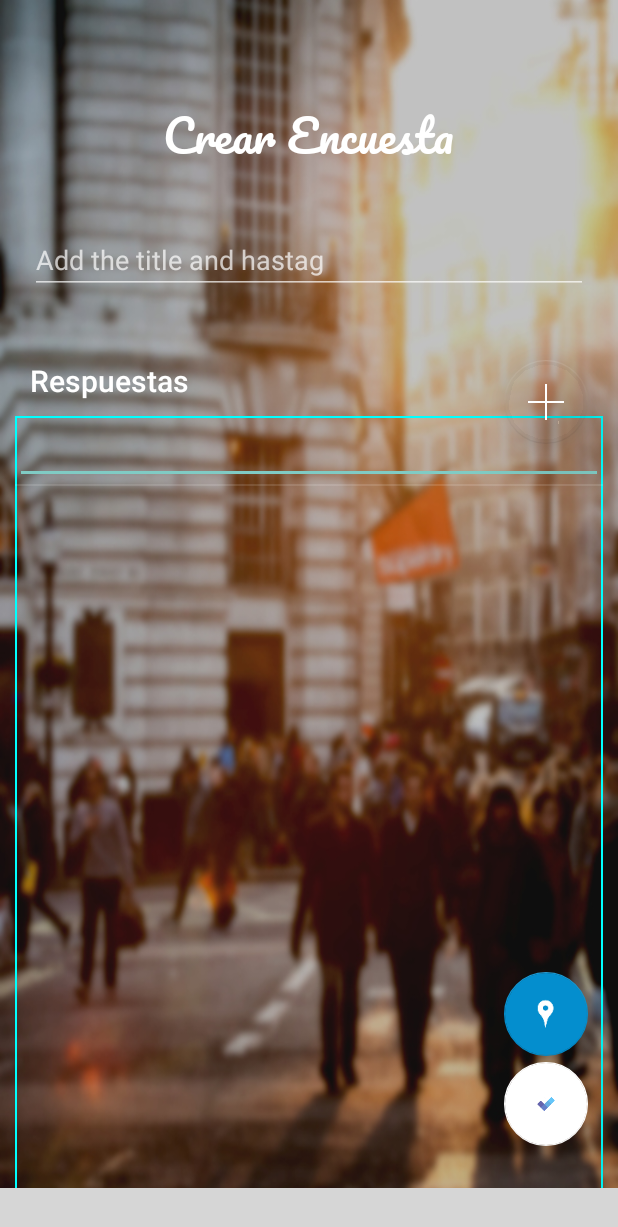
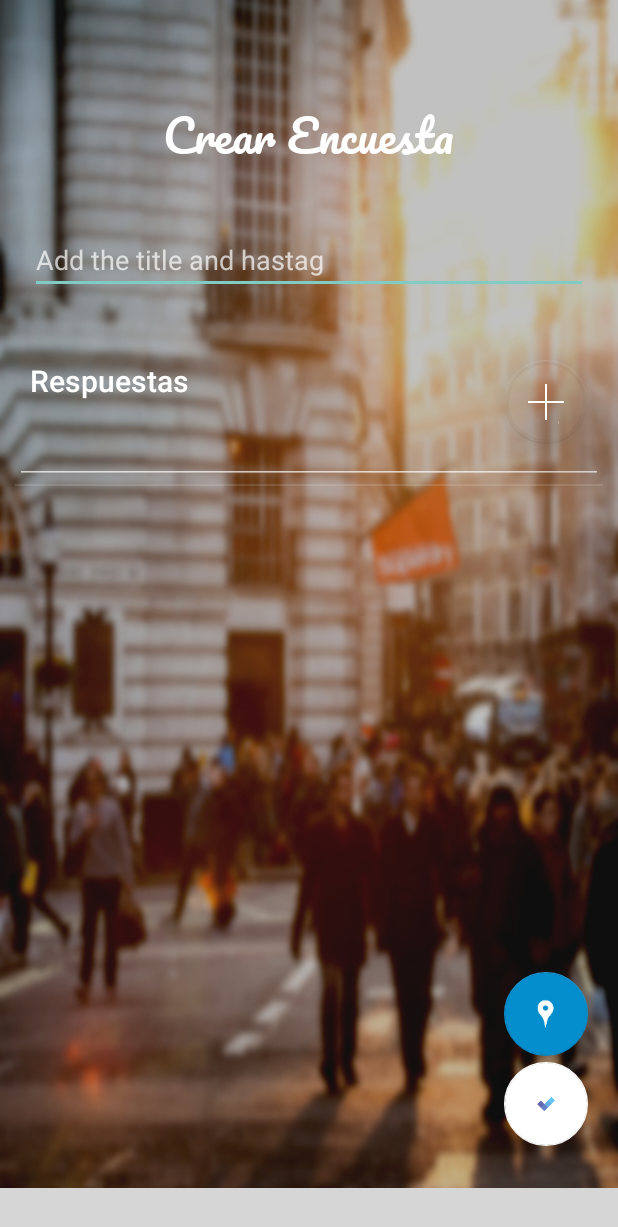
Before and after one commit to echosergio/voteitup, an Android app: the CreatePollActivity screen opened directly, with no data from a screen before it, on a phone screen of 412 x 824 dp. Shown: the top 1227 px of the screen. Run offline under Robolectric (Android 15) with nearby library versions, the light colour scheme and no system bars; libraries missing offline, so code that uses them is left out: com.ittianyu.bottomnavigationviewex, kotlinx.coroutines.experimental; plain views replace BottomNavigationViewEx; grey boxes are pictures that could not be loaded.

Commit message:
create pools, ok, Pending to check if polls are overwritten if Id is not set. Hot to get the userId?

```diff
--- a/App/VoteItUp/app/src/main/res/drawable-anydpi/border_ui.xml
+++ /dev/null
@@ -1,10 +0,0 @@
-<?xml version="1.0" encoding="utf-8"?>
-<shape xmlns:android="http://schemas.android.com/apk/res/android"
-    android:shape="rectangle"
-
-    android:layout_height="wrap_content"
-     android:layout_width="wrap_content">
-    <!-- use this for transparent -->
-    <solid android:color="#00000000" />
-    <stroke android:width="2px" android:color="#ff00ffff"/>
-</shape>
--- a/App/VoteItUp/app/src/main/res/layout/activity_create_poll.xml
+++ b/App/VoteItUp/app/src/main/res/layout/activity_create_poll.xml
@@ -9,7 +9,6 @@
         android:gravity="top|start"
         android:orientation="vertical"
         android:theme="@style/Theme.Design.NoActionBar"
-        android:windowSoftInputMode="adjustNothing"
         tools:context="upm.dam.voteitup.activities.CreatePollActivity">
 
 
@@ -45,6 +44,7 @@
 
                 <EditText
                     android:id="@+id/txtBox_desc"
+                    android:focusableInTouchMode="true"
                     android:layout_width="match_parent"
                     android:layout_height="wrap_content"
                     android:layout_below="@+id/tv_NewPoll"
@@ -55,7 +55,9 @@
                     android:ems="10"
                     android:hint="@string/add_the_title_and_hastag"
 
-                    android:inputType="none|text" />
+                    android:inputType="none|text">
+                    <requestFocus />
+                </EditText>
 
                 <TextView
                     android:id="@+id/tv_AnwserLbl"
@@ -87,8 +89,9 @@
                     android:layout_margin="10dp"
                     android:layout_marginLeft="20dp"
                     android:layout_marginRight="20dp"
-                    android:background="@drawable/border_ui"
                     android:drawSelectorOnTop="false"
+                    android:descendantFocusability="afterDescendants"
+                    android:focusable="false"
                     android:theme="@style/Theme.Design.NoActionBar"/>
 
                 <!-- android:layout_above="@+id/addLoc" -->
--- a/App/VoteItUp/app/src/main/res/layout/list_view_answers.xml
+++ b/App/VoteItUp/app/src/main/res/layout/list_view_answers.xml
@@ -3,10 +3,12 @@
     android:layout_width="match_parent"
     android:layout_height="match_parent"
     android:theme="@style/Theme.Design.NoActionBar"
+    android:focusable="false"
     android:orientation="horizontal" >
 
     <EditText
         android:id="@+id/editText1"
+        android:focusable="false"
         android:layout_width="match_parent"
         android:layout_height="wrap_content"
         android:theme="@style/Theme.Design.NoActionBar"
--- a/App/VoteItUp/app/src/main/res/values/strings.xml
+++ b/App/VoteItUp/app/src/main/res/values/strings.xml
@@ -35,4 +35,6 @@
     <string name="respuestas">Respuestas</string>
     <string name="add_location_text">Add Location</string>
     <string name="save_poll_text">Save Poll</string>
+    <string name="error_desc_empty">Necestiamos alguna description</string>
+    <string name="error_two_answers_needed">Se necesitan al menos dos posibles respuestas</string>
 </resources>
```
Also changed, not shown: App/VoteItUp/app/src/main/java/upm/dam/voteitup/ApiClient.kt (+23 -0 lines), App/VoteItUp/app/src/main/java/upm/dam/voteitup/activities/CreatePollActivity.kt (+76 -4 lines), App/VoteItUp/app/src/main/java/upm/dam/voteitup/adapters/AnswerListAdapter.kt (+5 -2 lines).
